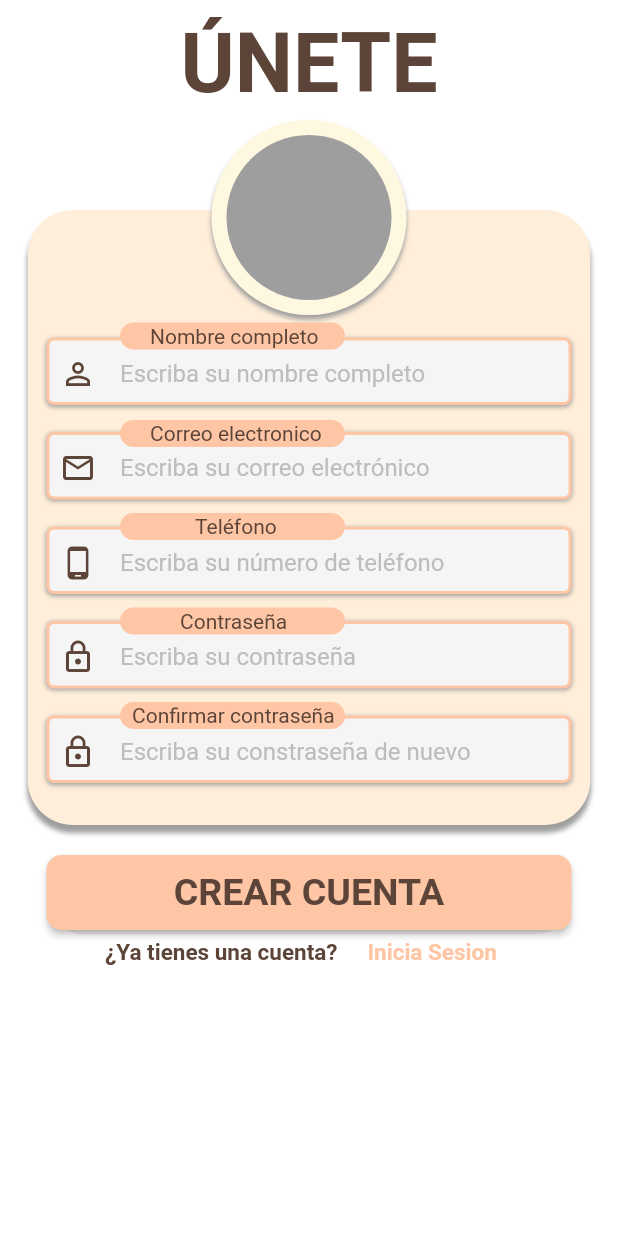
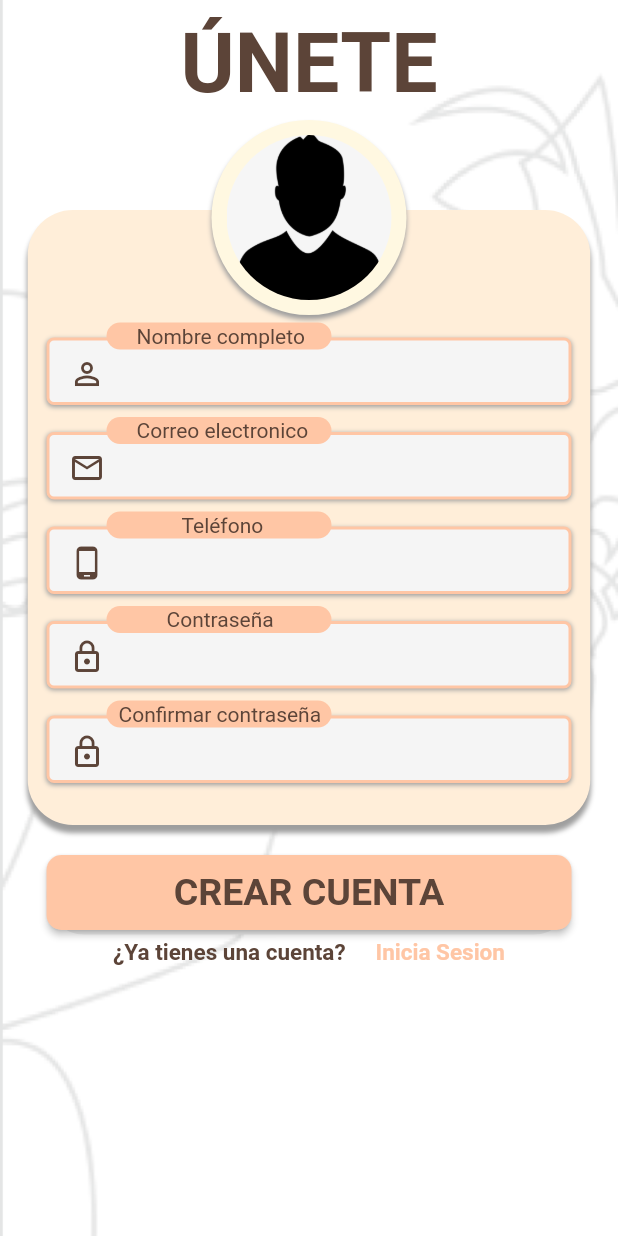
Before and after one commit to santos130400/ProyectoAdriana, a Flutter app: the screen it shows after launch, after a tap on "REGÍSTRATE", on a phone screen of 412 x 824 dp. Run offline on Flutter 3.47's test engine with Material 2 defaults, Android fonts, the phone set to English and light mode, and no system bars; our stand-ins replace cloud_firestore, firebase_auth, firebase_database, image_picker; accounts and stored records are empty.

Commit message:
Errores de corrimeintos corregidos

```diff
--- a/lib/Inicio.dart
+++ b/lib/Inicio.dart
@@ -190,7 +190,9 @@ class Inicio extends StatelessWidget {
   }
 
   Widget cajaPasword() {
-    return Stack(children: [
+    return Align(
+      alignment: Alignment.center,
+      child: Stack(children: [
         Center(
           child: Padding(
             padding: EdgeInsets.only(
@@ -202,9 +204,12 @@ class Inicio extends StatelessWidget {
                 decoration: BoxDecoration(
                     boxShadow: [
                       BoxShadow(
-                        color: Colors.grey, blurRadius: 2, offset: Offset(0, 1))
+                          color: Colors.grey,
+                          blurRadius: 2,
+                          offset: Offset(0, 1))
                     ],
-                  border: Border.all(width: 2, color: const Color(0xFFFFC6A5)),
+                    border:
+                        Border.all(width: 2, color: const Color(0xFFFFC6A5)),
                     color: Colors.grey[100],
                     borderRadius: BorderRadius.circular(10))),
           ),
@@ -214,7 +219,8 @@ class Inicio extends StatelessWidget {
               padding: EdgeInsets.only(top: 20, left: 0),
               child: textoContrasena()),
         ),
-    ]);
+      ]),
+    );
   }
 
   Widget olvidasteContrasena() {
@@ -230,12 +236,15 @@ class Inicio extends StatelessWidget {
   }
 
   Widget textoCrearCuenta() {
-    return Padding(
-        padding: const EdgeInsets.only(top: 100, right: 100),
+    return Center(
+      child: Padding(
+          padding: const EdgeInsets.only(top: 100),
           child: Text(
             '¿No tienes aún una cuenta?',
+            textAlign: TextAlign.center,
             style: TextStyle(color: const Color(0xFF5C4438)),
-        ));
+          )),
+    );
   }
 
   Widget textoCorreoOUsuario() {
@@ -253,7 +262,6 @@ class Inicio extends StatelessWidget {
             onSaved: (entrada) {
               _correo = entrada;
             },
-            textAlign: TextAlign.center,
             decoration: InputDecoration(
                 icon: Icon(
                   Icons.mail_outline,
@@ -265,8 +273,7 @@ class Inicio extends StatelessWidget {
   }
 
   Widget textoContrasena() {
-    return Center(
-      child: Container(
+    return Container(
       width: 300,
       color: Color(0x00000000),
       child: TextFormField(
@@ -279,13 +286,11 @@ class Inicio extends StatelessWidget {
         onSaved: (entrada) {
           _contrasena = entrada;
         },
-          textAlign: TextAlign.center,
         decoration: InputDecoration(
           border: InputBorder.none,
           icon: Icon(Icons.lock_outline, color: const Color(0xFF5C4438)),
         ),
         obscureText: true,
-        ),
       ),
     );
   }
--- a/lib/MenuPrincipal.dart
+++ b/lib/MenuPrincipal.dart
@@ -406,7 +406,9 @@ class _MenuPrincipalState extends State<MenuPrincipal> {
   }
 
   Widget menuHamburguesa(BuildContext context) {
-    return Column(children: [
+    return Stack(
+      children: [
+        Column(children: [
           Image.asset('assets/logo.png'),
           menu1(),
           menu2(),
@@ -414,7 +416,9 @@ class _MenuPrincipalState extends State<MenuPrincipal> {
           Expanded(child: Container()),
           configuraciones(),
           cerrarSesion()
-    ]);
+        ]),
+      ],
+    );
   }
 
   Widget menu1() {
--- a/lib/Registro.dart
+++ b/lib/Registro.dart
@@ -38,8 +38,11 @@ class _RegistroState extends State<Registro> {
   @override
   Widget build(BuildContext context) {
     return Scaffold(
-        backgroundColor: Colors.white,
-        body: ListView(children: [
+        body: Container(
+      decoration: BoxDecoration(
+          image: DecorationImage(
+              image: AssetImage('assets/fondo1.png'), fit: BoxFit.fill)),
+      child: ListView(children: [
         Stack(children: [
           textoUnete(),
           Column(
@@ -79,22 +82,31 @@ class _RegistroState extends State<Registro> {
           ),
           //ciculo sobre puesto
           circuloFoto(),
+          Align(
+            alignment: Alignment.center,
+            child: Column(children: [
               cuadroUsuario(),
               cuadroCorreo(),
               cuadroTelefono(),
               cuadroClave(),
               cuadroConfromacion()
             ]),
-        ]));
+          )
+        ]),
+      ]),
+    ));
   }
 
   Widget textosFinales() {
     return Padding(
         padding: EdgeInsets.only(top: 5),
         child: Row(
+          mainAxisAlignment: MainAxisAlignment.center,
           children: [
             Padding(
-                padding: const EdgeInsets.only(top: 1, left: 70),
+                padding: const EdgeInsets.only(
+                  top: 1,
+                ),
                 child: Text(
                   '¿Ya tienes una cuenta?',
                   style: TextStyle(
@@ -122,7 +134,7 @@ class _RegistroState extends State<Registro> {
 
   Widget cuadroUsuario() {
     return Padding(
-        padding: EdgeInsets.only(top: 215, left: 80),
+        padding: EdgeInsets.only(top: 215, right: 120),
         child: Stack(children: [
           Container(
               height: 18,
@@ -142,7 +154,7 @@ class _RegistroState extends State<Registro> {
 
   Widget cuadroCorreo() {
     return Padding(
-        padding: EdgeInsets.only(top: 280, left: 80),
+        padding: EdgeInsets.only(top: 45, right: 120),
         child: Stack(children: [
           Container(
               height: 18,
@@ -162,7 +174,7 @@ class _RegistroState extends State<Registro> {
 
   Widget cuadroTelefono() {
     return Padding(
-        padding: EdgeInsets.only(top: 342, left: 80),
+        padding: EdgeInsets.only(top: 45, right: 120),
         child: Stack(children: [
           Container(
               height: 18,
@@ -182,7 +194,7 @@ class _RegistroState extends State<Registro> {
 
   Widget cuadroClave() {
     return Padding(
-        padding: EdgeInsets.only(top: 405, left: 80),
+        padding: EdgeInsets.only(top: 45, right: 120),
         child: Stack(children: [
           Container(
               height: 18,
@@ -202,7 +214,7 @@ class _RegistroState extends State<Registro> {
 
   Widget cuadroConfromacion() {
     return Padding(
-        padding: EdgeInsets.only(top: 468, left: 80),
+        padding: EdgeInsets.only(top: 45, right: 120),
         child: Stack(children: [
           Container(
               height: 18,
@@ -274,8 +286,11 @@ class _RegistroState extends State<Registro> {
               child: Container(
                 height: 110,
                 width: 110,
-                decoration:
-                    BoxDecoration(shape: BoxShape.circle, color: Colors.grey),
+                decoration: BoxDecoration(
+                    shape: BoxShape.circle,
+                    image: DecorationImage(
+                        image: AssetImage('assets/persona.png'),
+                        fit: BoxFit.cover)),
               )),
         )
       ],
@@ -318,12 +333,20 @@ class _RegistroState extends State<Registro> {
   }
 
   Widget textoNombre() {
-    return TextFormField(
+    return Padding(
+      padding: const EdgeInsets.only(right: 60),
+      child: Center(
+        child: Container(
+          width: 300,
+          color: Color(0x00000000),
+          child: TextFormField(
               decoration: InputDecoration(
-            icon: Icon(Icons.person_outline, color: const Color(0xFF5C4438)),
-            hintText: 'Escriba su nombre completo',
-            hintStyle: TextStyle(color: Colors.grey[400]),
-            border: InputBorder.none));
+                  icon: Icon(Icons.person_outline,
+                      color: const Color(0xFF5C4438)),
+                  border: InputBorder.none)),
+        ),
+      ),
+    );
   }
 
   Widget cajaCorreo() {
@@ -350,12 +373,20 @@ class _RegistroState extends State<Registro> {
   }
 
   Widget textoCorreo() {
-    return TextFormField(
+    return Padding(
+      padding: const EdgeInsets.only(right: 60),
+      child: Center(
+        child: Container(
+          width: 300,
+          color: Color(0x00000000),
+          child: TextFormField(
               decoration: InputDecoration(
-            icon: Icon(Icons.mail_outline, color: const Color(0xFF5C4438)),
-            hintText: 'Escriba su correo electrónico',
-            hintStyle: TextStyle(color: Colors.grey[400]),
-            border: InputBorder.none));
+                  icon:
+                      Icon(Icons.mail_outline, color: const Color(0xFF5C4438)),
+                  border: InputBorder.none)),
+        ),
+      ),
+    );
   }
 
   Widget cajaTelefono() {
@@ -382,12 +413,17 @@ class _RegistroState extends State<Registro> {
   }
 
   Widget textoTelefono() {
-    return TextFormField(
+    return Padding(
+        padding: const EdgeInsets.only(right: 60),
+        child: Center(
+            child: Container(
+                width: 300,
+                color: Color(0x00000000),
+                child: TextFormField(
                     decoration: InputDecoration(
-            icon: Icon(Icons.phone_android, color: const Color(0xFF5C4438)),
-            hintText: 'Escriba su número de teléfono',
-            hintStyle: TextStyle(color: Colors.grey[400]),
-            border: InputBorder.none));
+                        icon: Icon(Icons.phone_android,
+                            color: const Color(0xFF5C4438)),
+                        border: InputBorder.none)))));
   }
 
   Widget cajaContrasena() {
@@ -415,13 +451,18 @@ class _RegistroState extends State<Registro> {
   }
 
   Widget textoContrasena() {
-    return TextFormField(
+    return Padding(
+        padding: const EdgeInsets.only(right: 60),
+        child: Center(
+            child: Container(
+                width: 300,
+                color: Color(0x00000000),
+                child: TextFormField(
                     decoration: InputDecoration(
-            icon: Icon(Icons.lock_outline, color: const Color(0xFF5C4438)),
-            hintText: 'Escriba su contraseña',
-            hintStyle: TextStyle(color: Colors.grey[400]),
+                        icon: Icon(Icons.lock_outline,
+                            color: const Color(0xFF5C4438)),
                         border: InputBorder.none),
-        obscureText: true);
+                    obscureText: true))));
   }
 
   Widget cajaConfirmacion() {
@@ -449,13 +490,18 @@ class _RegistroState extends State<Registro> {
   }
 
   Widget textoConfirmacion() {
-    return TextFormField(
+    return Padding(
+        padding: const EdgeInsets.only(right: 60),
+        child: Center(
+            child: Container(
+                width: 300,
+                color: Color(0x00000000),
+                child: TextFormField(
                     decoration: InputDecoration(
-            icon: Icon(Icons.lock_outline, color: const Color(0xFF5C4438)),
-            hintText: 'Escriba su constraseña de nuevo',
-            hintStyle: TextStyle(color: Colors.grey[400]),
+                        icon: Icon(Icons.lock_outline,
+                            color: const Color(0xFF5C4438)),
                         border: InputBorder.none),
-        obscureText: true);
+                    obscureText: true))));
   }
 
   void _adicionarU(Event event) {
```
Also changed, not shown: 3 other files. Lines whose indentation alone changed are shown as unchanged.
